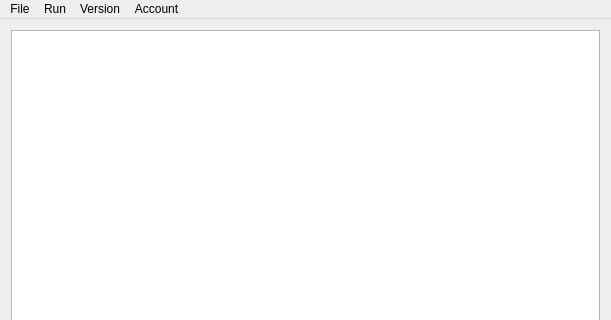
Old version of the form brainfuckide.ui in the repository scottsanett/BrainfuckInterpreter; both pictures show x 0 to 611 and y 0 to 320 of the 611 by 463 pixel window.
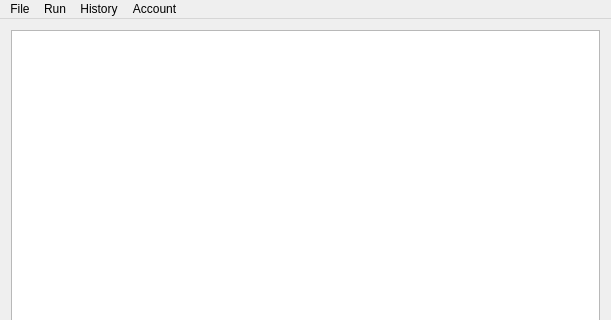
New version of the form.

The edit to the form file:
```diff
--- a/brainfuckide.ui
+++ b/brainfuckide.ui
@@ -161,7 +161,7 @@
    </widget>
    <widget class="QMenu" name="menuVersion">
     <property name="title">
-     <string>Version</string>
+     <string>History</string>
     </property>
    </widget>
    <widget class="QMenu" name="menuAccount">
```
Left out of the diff: 7 changed lines with no effect on the pictures.
